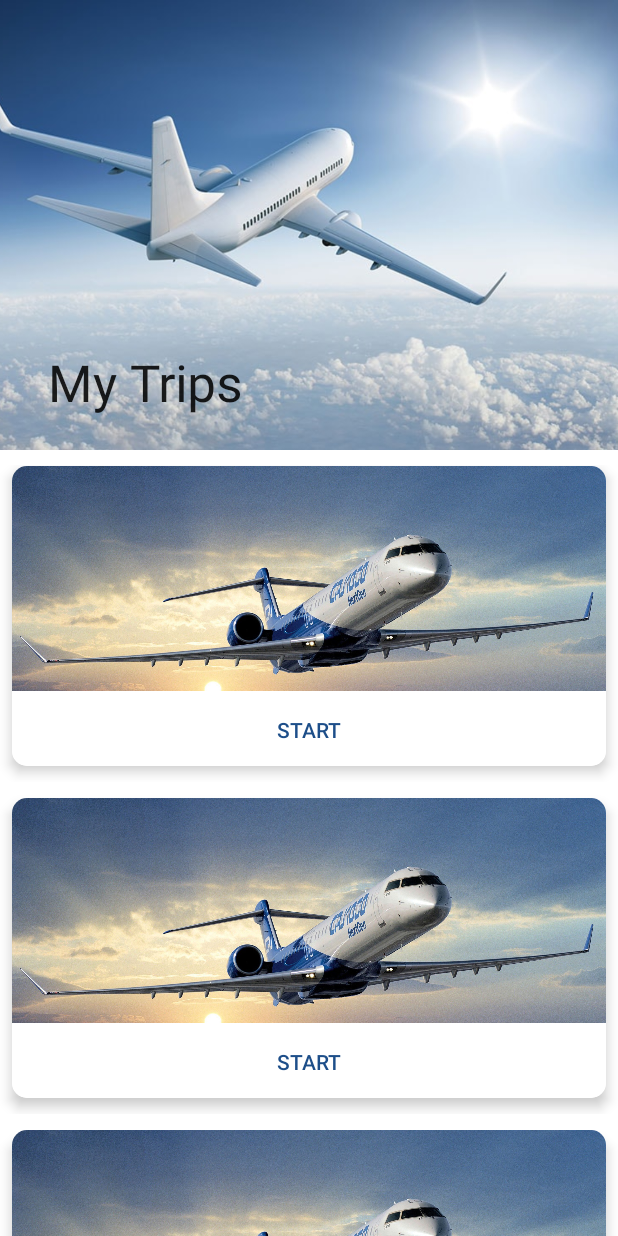
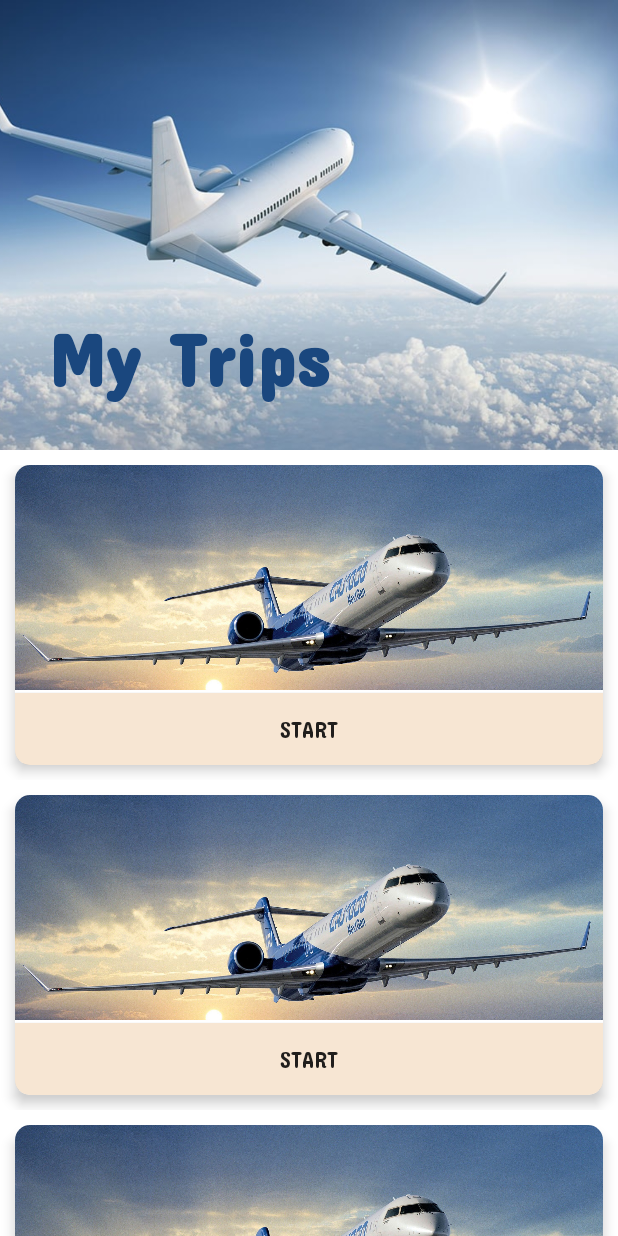
Before and after one commit to hussein1574/TripsApp, an Android app: the UpcomingActivity screen opened directly, with no data from a screen before it, on a phone screen of 412 x 824 dp. Run offline under Robolectric (Android 15) with nearby library versions, the phone set to English and light mode, and no system bars.

Commit message:
Fix Desgin

```diff
--- a/app/src/main/java/com/seinical/trips/UpcomingActivity.java
+++ b/app/src/main/java/com/seinical/trips/UpcomingActivity.java
@@ -5,7 +5,6 @@ import androidx.recyclerview.widget.LinearLayoutManager;
 import androidx.recyclerview.widget.RecyclerView;
 
 import android.os.Bundle;
-import android.widget.Button;
 
 import com.seinical.trips.data.TempTripsDataManager;
 import com.seinical.trips.data.Trip;
@@ -15,7 +14,8 @@ import java.util.List;
 
 public class UpcomingActivity extends AppCompatActivity {
 
-    private List<Trip> trips;
+    private List<Trip> mUpcomingTrips;
+    private List<Trip> mHistroyTrips;
     RecyclerView mTripsRecyclerView;
 
     @Override
@@ -26,12 +26,13 @@ public class UpcomingActivity extends AppCompatActivity {
         initComponents();
         LinearLayoutManager tripsLayoutManager = new LinearLayoutManager(this);
         mTripsRecyclerView.setLayoutManager(tripsLayoutManager);
-        TripsRecyclerAdapter tripsRecyclerAdapter = new TripsRecyclerAdapter(this,trips);
+        TripsRecyclerAdapter tripsRecyclerAdapter = new TripsRecyclerAdapter(this, mUpcomingTrips);
         mTripsRecyclerView.setAdapter(tripsRecyclerAdapter);
     }
 
     private void initComponents() {
-        trips = TempTripsDataManager.getInstance().getTrips();
+        mUpcomingTrips = TempTripsDataManager.getInstance().getUpcoming();
+        mHistroyTrips = TempTripsDataManager.getInstance().getHistory();
         mTripsRecyclerView = findViewById(R.id.upcoming_recyclerview);
     }
 }
--- a/app/src/main/java/com/seinical/trips/data/TempTripsDataManager.java
+++ b/app/src/main/java/com/seinical/trips/data/TempTripsDataManager.java
@@ -5,7 +5,8 @@ import java.util.List;
 
 public class TempTripsDataManager {
     private static TempTripsDataManager instance = null;
-    private final List<Trip> trips = new ArrayList<>();
+    private final List<Trip> upcoming = new ArrayList<>();
+    private final List<Trip> history = new ArrayList<>();
 
     private TempTripsDataManager(){}
 
@@ -22,20 +23,41 @@ public class TempTripsDataManager {
     }
 
     private void initializeTrips() {
-        trips.add(new Trip("Trip1","17/10/2022","17:00","Upcoming","Cairo","Cairo"));
-        trips.add(new Trip("Trip1","17/10/2022","17:00","Upcoming","Cairo","Cairo"));
-        trips.add(new Trip("Trip1","17/10/2022","17:00","Upcoming","Cairo","Cairo"));
-        trips.add(new Trip("Trip1","17/10/2022","17:00","Upcoming","Cairo","Cairo"));
-        trips.add(new Trip("Trip1","17/10/2022","17:00","Upcoming","Cairo","Cairo"));
-        trips.add(new Trip("Trip1","17/10/2022","17:00","Upcoming","Cairo","Cairo"));
-        trips.add(new Trip("Trip1","17/10/2022","17:00","Upcoming","Cairo","Cairo"));
-        trips.add(new Trip("Trip1","17/10/2022","17:00","Upcoming","Cairo","Cairo"));
-        trips.add(new Trip("Trip1","17/10/2022","17:00","Upcoming","Cairo","Cairo"));
-        trips.add(new Trip("Trip1","17/10/2022","17:00","Upcoming","Cairo","Cairo"));
-        trips.add(new Trip("Trip1","17/10/2022","17:00","Upcoming","Cairo","Cairo"));
+        upcoming.add(new Trip("Trip1","17/10/2022","17:00","Upcoming","Cairo","Cairo"));
+        upcoming.add(new Trip("Trip1","17/10/2022","17:00","Upcoming","Cairo","Cairo"));
+        upcoming.add(new Trip("Trip1","17/10/2022","17:00","Upcoming","Cairo","Cairo"));
+        upcoming.add(new Trip("Trip1","17/10/2022","17:00","Upcoming","Cairo","Cairo"));
+        upcoming.add(new Trip("Trip1","17/10/2022","17:00","Upcoming","Cairo","Cairo"));
+        upcoming.add(new Trip("Trip1","17/10/2022","17:00","Upcoming","Cairo","Cairo"));
+        upcoming.add(new Trip("Trip1","17/10/2022","17:00","Upcoming","Cairo","Cairo"));
+        upcoming.add(new Trip("Trip1","17/10/2022","17:00","Upcoming","Cairo","Cairo"));
+        upcoming.add(new Trip("Trip1","17/10/2022","17:00","Upcoming","Cairo","Cairo"));
+        upcoming.add(new Trip("Trip1","17/10/2022","17:00","Upcoming","Cairo","Cairo"));
+        history.add(new Trip("Trip1","17/10/2022","17:00","Completed","Cairo","Cairo"));
+        history.add(new Trip("Trip1","17/10/2022","17:00","Completed","Cairo","Cairo"));
+        history.add(new Trip("Trip1","17/10/2022","17:00","Completed","Cairo","Cairo"));
+        history.add(new Trip("Trip1","17/10/2022","17:00","Completed","Cairo","Cairo"));
+        history.add(new Trip("Trip1","17/10/2022","17:00","Completed","Cairo","Cairo"));
+        history.add(new Trip("Trip1","17/10/2022","17:00","Completed","Cairo","Cairo"));
+        history.add(new Trip("Trip1","17/10/2022","17:00","Completed","Cairo","Cairo"));
+        history.add(new Trip("Trip1","17/10/2022","17:00","Cancelled","Cairo","Cairo"));
+        history.add(new Trip("Trip1","17/10/2022","17:00","Cancelled","Cairo","Cairo"));
+        history.add(new Trip("Trip1","17/10/2022","17:00","Cancelled","Cairo","Cairo"));
+        history.add(new Trip("Trip1","17/10/2022","17:00","Cancelled","Cairo","Cairo"));
     }
 
-    public List<Trip> getTrips() {
-        return trips;
+    public List<Trip> getUpcoming() {
+        return upcoming;
+    }
+
+    public List<Trip> getHistory() {
+        return history;
+    }
+
+    public void addTrip(Trip trip) {
+        if("Upcoming".equals(trip.getStatus()))
+            upcoming.add(trip);
+        else
+            history.add(trip);
     }
 }
--- /dev/null
+++ b/app/src/main/res/font/concert__one.xml
@@ -0,0 +1,7 @@
+<?xml version="1.0" encoding="utf-8"?>
+<font-family xmlns:android="http://schemas.android.com/apk/res/android">
+    <font
+        android:fontStyle="normal"
+        android:fontWeight="400"
+        android:font="@font/concert_one" />
+</font-family>
--- a/app/src/main/res/layout/activity_upcoming.xml
+++ b/app/src/main/res/layout/activity_upcoming.xml
@@ -2,16 +2,13 @@
 <androidx.coordinatorlayout.widget.CoordinatorLayout xmlns:android="http://schemas.android.com/apk/res/android"
     xmlns:tools="http://schemas.android.com/tools"
     xmlns:app="http://schemas.android.com/apk/res-auto"
-
     android:fitsSystemWindows="true"
-
     android:layout_width="match_parent"
     android:layout_height="match_parent">
 
     <com.google.android.material.appbar.AppBarLayout
         android:id="@+id/appbar"
         android:layout_width="match_parent"
-
         android:layout_height="300dp"
         android:fitsSystemWindows="true">
 
@@ -19,9 +16,13 @@
             android:layout_width="match_parent"
             android:layout_height="match_parent"
             android:background="@drawable/plane_sky"
-            app:contentScrim="?attr/colorPrimary"
+            android:theme="@style/CustomToolbarTheme"
+            app:collapsedTitleGravity="center_vertical|center_horizontal"
+            app:collapsedTitleTextAppearance="@style/CustomFontText"
+            app:contentScrim="?attr/colorPrimaryVariant"
+            app:expandedTitleTextAppearance="@style/CustomBoldText"
+            app:expandedTitleTextColor="?attr/colorOnPrimary"
             app:layout_scrollFlags="scroll|exitUntilCollapsed"
-
             app:layout_scrollInterpolator="@android:anim/decelerate_interpolator"
             app:toolbarId="@+id/toolbar">
 
@@ -29,8 +30,9 @@
                 android:id="@+id/app_bar_image"
                 android:layout_width="match_parent"
                 android:layout_height="match_parent"
+                android:contentDescription="@string/my_trips"
+
                 android:scaleType="centerCrop"
-
                 android:src="@drawable/plane_sky"
                 app:layout_collapseMode="parallax" />
 
@@ -45,9 +47,8 @@
     <androidx.core.widget.NestedScrollView
         android:layout_width="match_parent"
         android:layout_height="match_parent"
-
-
         android:paddingTop="10dp"
+        android:visibility="visible"
         app:layout_behavior="com.google.android.material.appbar.AppBarLayout$ScrollingViewBehavior">
 
         <androidx.constraintlayout.widget.ConstraintLayout
@@ -59,7 +60,6 @@
                 android:id="@+id/upcoming_recyclerview"
                 android:layout_width="match_parent"
                 android:layout_height="match_parent"
-
                 app:layout_constraintBottom_toBottomOf="parent"
                 app:layout_constraintEnd_toEndOf="parent"
                 app:layout_constraintStart_toStartOf="parent"
--- a/app/src/main/res/layout/trip_item.xml
+++ b/app/src/main/res/layout/trip_item.xml
@@ -2,19 +2,21 @@
 <androidx.constraintlayout.widget.ConstraintLayout xmlns:android="http://schemas.android.com/apk/res/android"
     xmlns:app="http://schemas.android.com/apk/res-auto"
 
+    style="@style/CustomFontText"
     xmlns:tools="http://schemas.android.com/tools"
     android:layout_width="match_parent"
     android:layout_height="wrap_content">
 
     <androidx.cardview.widget.CardView
+        android:id="@+id/trip_card"
         android:layout_width="0dp"
         android:layout_height="wrap_content"
+        android:layout_margin="10dp"
+        android:animateLayoutChanges="true"
         android:backgroundTintMode="add"
-        android:animateLayoutChanges="true"
-        android:id="@+id/trip_card"
         app:cardCornerRadius="10dp"
         app:cardElevation="5dp"
-        app:cardUseCompatPadding="true"
+        app:cardUseCompatPadding="false"
         app:layout_constraintBottom_toBottomOf="parent"
         app:layout_constraintEnd_toEndOf="parent"
         app:layout_constraintStart_toStartOf="parent"
@@ -72,6 +74,7 @@
 
                 <TextView
                     android:id="@+id/trip_name_tv"
+                    style="@style/CustomTextView"
                     android:layout_width="wrap_content"
                     android:layout_height="wrap_content"
                     android:layout_marginBottom="16dp"
@@ -82,6 +85,7 @@
 
                 <TextView
                     android:id="@+id/dest_tv"
+                    style="@style/CustomTextView"
                     android:layout_width="wrap_content"
                     android:layout_height="wrap_content"
                     android:layout_marginBottom="16dp"
@@ -92,6 +96,7 @@
 
                 <TextView
                     android:id="@+id/source_tv"
+                    style="@style/CustomTextView"
                     android:layout_width="wrap_content"
                     android:layout_height="wrap_content"
                     android:layout_marginTop="16dp"
@@ -102,6 +107,7 @@
 
                 <TextView
                     android:id="@+id/status_tv"
+                    style="@style/CustomTextView"
                     android:layout_width="wrap_content"
                     android:layout_height="wrap_content"
                     android:layout_marginBottom="16dp"
@@ -112,6 +118,7 @@
 
                 <TextView
                     android:id="@+id/time_tv"
+                    style="@style/CustomTextView"
                     android:layout_width="wrap_content"
                     android:layout_height="wrap_content"
                     android:layout_marginTop="16dp"
@@ -122,6 +129,7 @@
 
                 <TextView
                     android:id="@+id/date_tv"
+                    style="@style/CustomTextView"
                     android:layout_width="wrap_content"
                     android:layout_height="wrap_content"
                     android:layout_marginTop="16dp"
@@ -132,6 +140,7 @@
 
                 <Space
                     android:id="@+id/space"
+                    style="@style/CustomTextView"
                     android:layout_width="wrap_content"
                     android:layout_height="0dp"
                     app:layout_constraintBottom_toBottomOf="parent"
@@ -160,12 +169,15 @@
                     app:srcCompat="@drawable/calendar" />
             </androidx.constraintlayout.widget.ConstraintLayout>
 
-            <Button
+            <androidx.appcompat.widget.AppCompatButton
                 android:id="@+id/start_btn"
-                style="@style/Widget.AppCompat.Button.Borderless"
+                style="@style/CustomButton"
                 android:layout_width="0dp"
                 android:layout_height="wrap_content"
-                android:background="@color/color_theme"
+                android:layout_margin="0dp"
+                android:background="?attr/colorSecondary"
+                android:foreground="?attr/selectableItemBackgroundBorderless"
+                android:padding="0dp"
                 android:text="@string/start"
                 app:layout_constraintBottom_toBottomOf="parent"
                 app:layout_constraintEnd_toEndOf="parent"
--- a/app/src/main/res/values-night/themes.xml
+++ b/app/src/main/res/values-night/themes.xml
@@ -2,15 +2,16 @@
     <!-- Base application theme. -->
     <style name="Theme.Trips" parent="Theme.MaterialComponents.DayNight.NoActionBar">
         <!-- Primary brand color. -->
-        <item name="colorPrimary">@color/color_theme</item>
-        <item name="colorPrimaryVariant">@color/color_theme</item>
-        <item name="colorOnPrimary">@color/black</item>
+        <item name="colorPrimary">@color/classic_blue3</item>
+        <item name="colorPrimaryVariant">@color/classic_blue5</item>
+        <item name="colorOnPrimary">@color/classic_blue8</item>
         <!-- Secondary brand color. -->
-        <item name="colorSecondary">@color/teal_200</item>
-        <item name="colorSecondaryVariant">@color/teal_200</item>
-        <item name="colorOnSecondary">@color/black</item>
+        <item name="colorSecondary">@color/sepia3</item>
+        <item name="colorSecondaryVariant">@color/sepia5</item>
+        <item name="colorOnSecondary">@color/sepia8</item>
         <!-- Status bar color. -->
         <item name="android:statusBarColor">?attr/colorPrimaryVariant</item>
         <!-- Customize your theme here. -->
     </style>
+
 </resources>
--- a/app/src/main/res/values/colors.xml
+++ b/app/src/main/res/values/colors.xml
@@ -8,4 +8,22 @@
     <color name="black">#FF000000</color>
     <color name="white">#FFFFFFFF</color>
     <color name="color_theme">#BDF4EE</color>
+    <color name="classic_blue1">#d4e3f6</color>
+    <color name="classic_blue2">#aac8ed</color>
+    <color name="classic_blue3">#5692db</color>
+    <color name="classic_blue4">#2c77d2</color>
+    <color name="classic_blue5">#235fa8</color>
+    <color name="classic_blue6">#1d4e89</color>
+    <color name="classic_blue7">#1a477e</color>
+    <color name="classic_blue8">#112f54</color>
+    <color name="sepia1">#f7e6d3</color>
+    <color name="sepia2">#f7e6d3</color>
+    <color name="sepia3">#e8b67c</color>
+    <color name="sepia4">#e09e51</color>
+    <color name="sepia5">#d98625</color>
+    <color name="sepia6">#ad6b1e</color>
+    <color name="sepia7">#825016</color>
+    <color name="sepia8">#56350f</color>
+
+
 </resources>
--- a/app/src/main/res/values/themes.xml
+++ b/app/src/main/res/values/themes.xml
@@ -2,15 +2,45 @@
     <!-- Base application theme. -->
     <style name="Theme.Trips" parent="Theme.MaterialComponents.DayNight.NoActionBar">
         <!-- Primary brand color. -->
-        <item name="colorPrimary">@color/white</item>
-        <item name="colorPrimaryVariant">#1d4e89</item>
-        <item name="colorOnPrimary">#1d4e89</item>
+
+        <item name="colorPrimary">@color/classic_blue2</item>
+        <item name="colorPrimaryVariant">@color/classic_blue3</item>
+        <item name="colorOnPrimary">@color/classic_blue7</item>
         <!-- Secondary brand color. -->
-        <item name="colorSecondary">@color/teal_200</item>
-        <item name="colorSecondaryVariant">@color/teal_700</item>
-        <item name="colorOnSecondary">@color/black</item>
+        <item name="colorSecondary">@color/sepia1</item>
+        <item name="colorSecondaryVariant">@color/sepia4</item>
+        <item name="colorOnSecondary">@color/sepia6</item>
         <!-- Status bar color. -->
         <item name="android:statusBarColor">?attr/colorPrimaryVariant</item>
+
         <!-- Customize your theme here. -->
+        <item name="android:fontFamily">@font/concert__one</item>
     </style>
+
+    <style name="CustomToolbarTheme"  parent="Theme.Trips">
+        <!-- HERE ARE THE CHANGES - Change color of different texts -->
+        <item name="android:textColorPrimary">?attr/colorSecondary</item>
+    </style>
+
+    <style name="CustomFontText" parent="TextAppearance.AppCompat">
+        <item name="android:fontFamily">@font/concert__one</item>
+        <item name="android:textSize">20sp</item>
+    </style>
+
+    <style name="CustomBoldText" parent="CustomFontText">
+        <item name="android:textStyle">bold</item>
+        <item name="android:textSize">50sp</item>
+    </style>
+
+    <style name="CustomButton" parent="@android:style/Widget.Material.Light.Button">
+        <item name="android:fontFamily">@font/concert__one</item>
+        <item name="android:textSize">15sp</item>
+    </style>
+
+    <style name="CustomTextView" parent="@style/Widget.AppCompat.TextView">
+        <item name="android:fontFamily">@font/concert__one</item>
+        <item name="android:textSize">15sp</item>
+    </style>
+
+
 </resources>
```
Also changed, not shown: app/src/main/res/font/concert_one.ttf (added).
